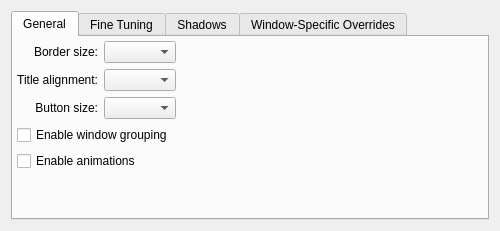
Old version of the form clients/oxygen/config/oxygenconfigurationui.ui in the repository KDE/kwin.
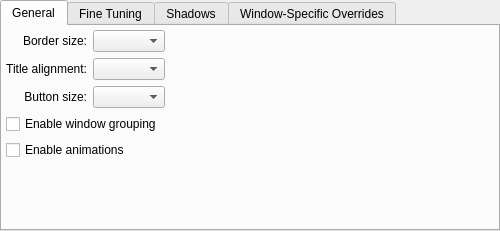
New version of the form. Custom widgets are drawn as their Qt base class.

Commit message: smaller margin

```diff
--- a/clients/oxygen/config/oxygenconfigurationui.ui
+++ b/clients/oxygen/config/oxygenconfigurationui.ui
@@ -17,6 +17,9 @@
    </sizepolicy>
   </property>
   <layout class="QVBoxLayout" name="verticalLayout">
+   <property name="margin">
+    <number>0</number>
+   </property>
    <item>
     <widget class="KTabWidget" name="ktabwidget">
      <property name="currentIndex">
```
